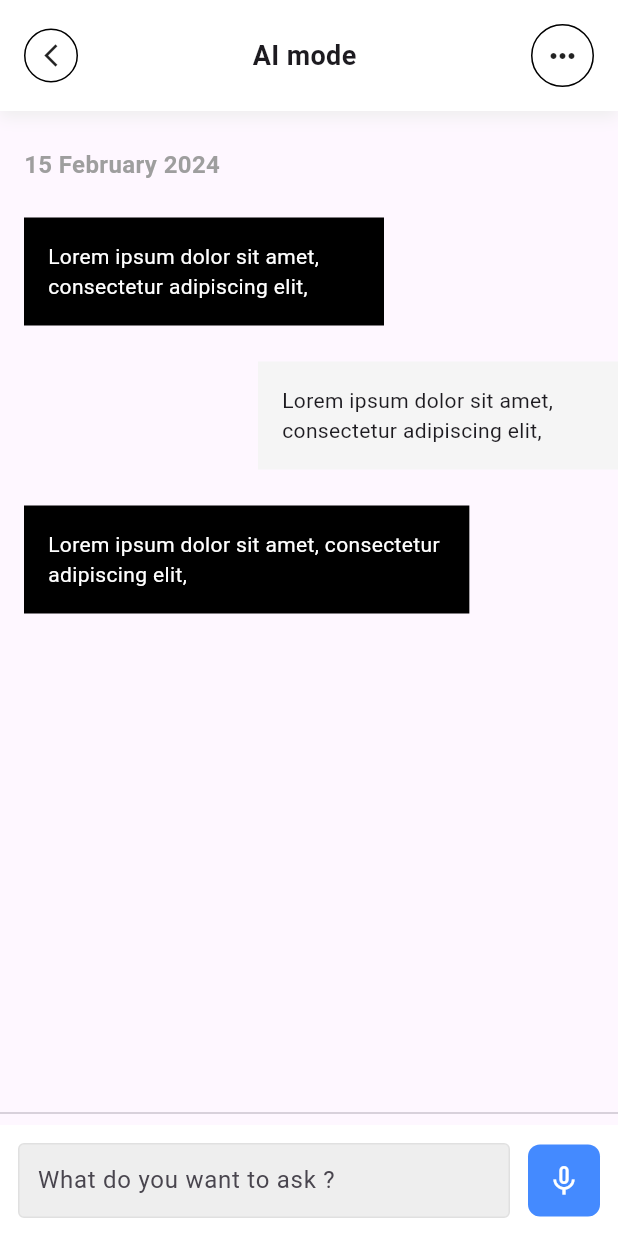
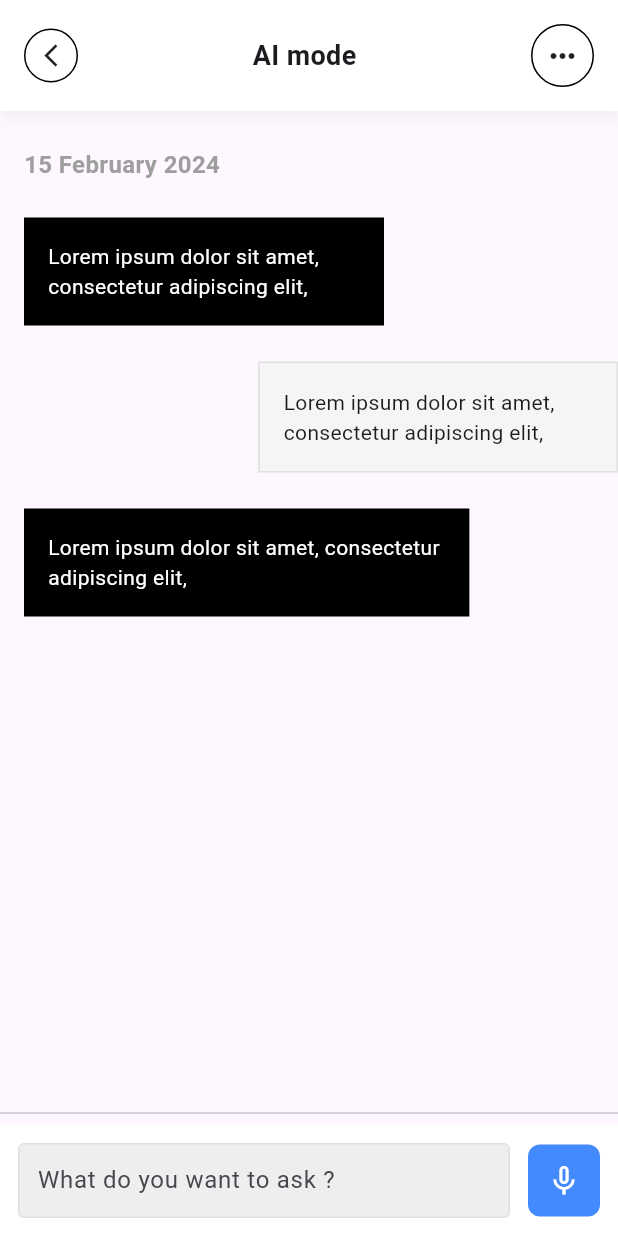
Before and after one commit to JAICHANGPARK/flutter_notebook_chapter_36, a Flutter app: the AiTravelChatPage screen opened directly, on a phone screen of 412 x 824 dp. Run offline on Flutter 3.47's test engine with Material 3 defaults, Android fonts, the phone set to English and light mode, and no system bars; our stand-ins replace gap, google_fonts.

Commit message:
Update ai_travel_chat_page.dart

```diff
--- a/lib/ep1841_ai_travel_app/views/ai_travel_chat_page.dart
+++ b/lib/ep1841_ai_travel_app/views/ai_travel_chat_page.dart
@@ -113,15 +113,16 @@ class _AiTravelChatPageState extends State<AiTravelChatPage> {
                         Container(
                           width: 240,
                           decoration: BoxDecoration(
-                            color: Colors.grey[100]!,
-                          ),
-
+                              color: Colors.grey[100]!,
+                              border: Border.all(
+                                color: Colors.grey[300]!,
+                              )),
                           padding: EdgeInsets.all(16),
                           child: Text(
                             "Lorem ipsum dolor sit amet, consectetur adipiscing elit, ",
                             style: TextStyle(
-                              // color: Colors.whit
-                            ),
+                                // color: Colors.whit
+                                ),
                           ),
                         ),
                         // Expanded(
@@ -136,7 +137,6 @@ class _AiTravelChatPageState extends State<AiTravelChatPage> {
                           decoration: BoxDecoration(
                             color: Colors.black,
                           ),
-
                           padding: EdgeInsets.all(16),
                           child: Text(
                             "Lorem ipsum dolor sit amet, consectetur \nadipiscing elit, ",
```
